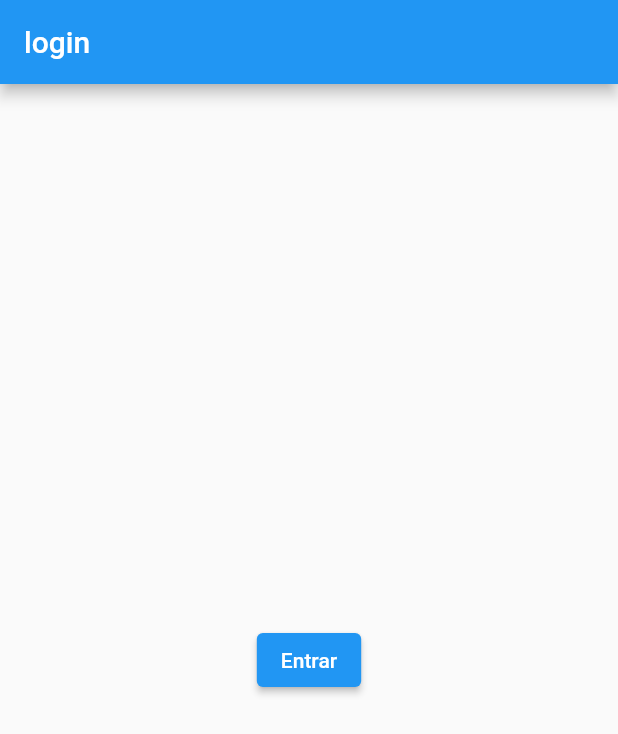
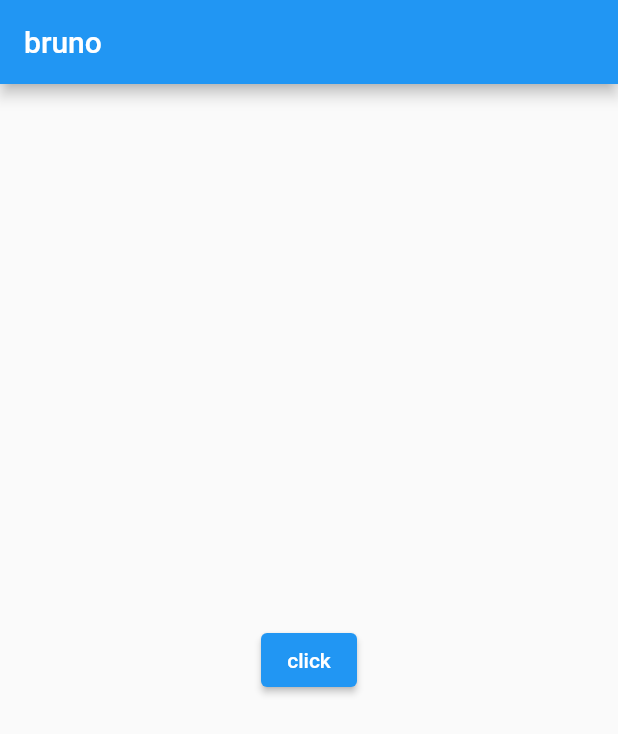
Before and after one commit to cyberbex/injecao_dependencias, a Flutter app: the screen it shows after launch, on a phone screen of 412 x 824 dp. Shown: the top 734 px of the screen. Run offline on Flutter 3.47's test engine with Material 2 defaults, Android fonts, the phone set to English and light mode, and no system bars; our stand-ins replace get_it; accounts and stored records are empty.

Commit message:
blz funfando

```diff
--- a/lib/injection/injection.dart
+++ b/lib/injection/injection.dart
@@ -1,11 +1,15 @@
 import 'package:flutter/cupertino.dart';
 import 'package:get_it/get_it.dart';
+import 'package:injecao_de_dependencia/manegers/requisicao.dart';
 import '../manegers/session_manager.dart';
 
 void configureDependencies() {
   final sessionManager = SessionManager();
   debugPrint('inicio da configuracao de dependencias');
   print(sessionManager.hashCode);
+
   GetIt.I.registerSingleton(sessionManager);
+  //GetIt.I.registerSingleton(RequisicaoHttp());
+
   debugPrint('fim da configuracao de dependencias');
 }
--- a/lib/manegers/session_manager.dart
+++ b/lib/manegers/session_manager.dart
@@ -1,5 +1,10 @@
+import 'package:injecao_de_dependencia/manegers/requisicao.dart';
+
 import '../models/user.dart';
 
 class SessionManager {
   User? user;
+  RequisicaoHttp? rqHttp;
+
+
 }
--- a/lib/models/user.dart
+++ b/lib/models/user.dart
@@ -1,4 +1,7 @@
 class User {
   User(this.name);
   final String name;
+  escreve3() {
+    print(name);
+  }
 }
--- a/lib/pages/login_page.dart
+++ b/lib/pages/login_page.dart
@@ -1,8 +1,9 @@
 import 'package:flutter/material.dart';
 import 'package:get_it/get_it.dart';
+import 'package:injecao_de_dependencia/manegers/requisicao.dart';
 import 'package:injecao_de_dependencia/manegers/session_manager.dart';
-import 'package:injecao_de_dependencia/models/user.dart';
 
+import '../models/user.dart';
 import 'home_page.dart';
 
 class LoginPage extends StatefulWidget {
@@ -14,17 +15,24 @@ class LoginPage extends StatefulWidget {
 
 class _LoginPageState extends State<LoginPage> {
   final sessionManager = GetIt.I.get<SessionManager>();
+  //final req = GetIt.I.get();
+  String ch = 'bruno';
   @override
   Widget build(BuildContext context) {
     return Scaffold(
       appBar: AppBar(
-        title: const Text('login'),
+        title: Text(sessionManager.user?.name ?? 'bruno'),
       ),
       body: Center(
         child: ElevatedButton(
-          child: const Text('Entrar'),
+          child: const Text('click'),
           onPressed: () {
-            print(sessionManager.hashCode);
+            //sessionManager.recupera_sensores();
+            //req.escreve();
+            //print(sessionManager.user!.name);
+            sessionManager.rqHttp = RequisicaoHttp();
+            sessionManager.rqHttp?.recuperaSensores();
+
             sessionManager.user = User("Bruno Migliorini");
             Navigator.of(context)
                 .push(MaterialPageRoute(builder: (_) => const HomePage()));
--- a/pubspec.yaml
+++ b/pubspec.yaml
@@ -35,6 +35,7 @@ dependencies:
   # Use with the CupertinoIcons class for iOS style icons.
   cupertino_icons: ^1.0.2
   get_it: ^7.2.0
+  http: ^0.12.0+1
 dev_dependencies:
   flutter_test:
     sdk: flutter
```
Also changed, not shown: lib/manegers/requisicao.dart (added, +33 -0 lines), lib/pages/home_page.dart (+9 -0 lines), pubspec.lock.
